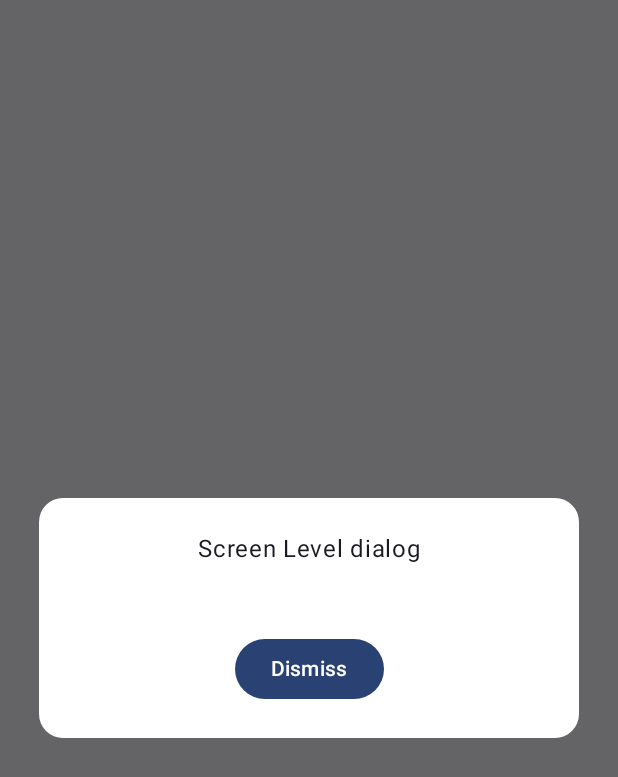
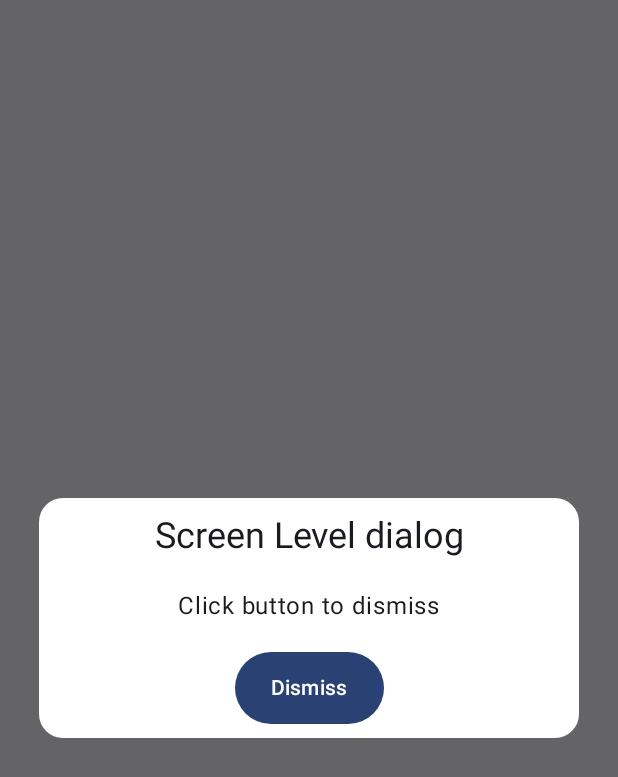
Before and after one commit to Triophore/DialogExample, an Android app built with Jetpack Compose: the screen it shows after launch (MainActivity), after a tap on "Screen Level dialog", on a phone screen of 412 x 824 dp. Shown: the top 777 px of the screen. Run offline under Robolectric (Android 15) with nearby library versions, the phone set to English and light mode, and no system bars.

Commit message:
Feat: Improve dialog UI and add preview
This commit improves the UI of the dialogs and adds a preview for the custom dialog.

- Updates the `Screen` composable to include a title and instructions within the dialog.
- Adjusts the layout of the `CustomDialog` for better presentation.
- Adds a preview function for the `CustomDialog` to facilitate development and testing.

```diff
--- a/app/src/main/java/com/example/dialogexample/ui/screens/Screen.kt
+++ b/app/src/main/java/com/example/dialogexample/ui/screens/Screen.kt
@@ -5,7 +5,9 @@ import androidx.compose.foundation.layout.Arrangement
 import androidx.compose.foundation.layout.Column
 import androidx.compose.foundation.layout.Spacer
 import androidx.compose.foundation.layout.fillMaxSize
+import androidx.compose.foundation.layout.fillMaxWidth
 import androidx.compose.foundation.layout.height
+import androidx.compose.foundation.layout.padding
 import androidx.compose.foundation.layout.width
 import androidx.compose.material3.Button
 import androidx.compose.material3.MaterialTheme
@@ -18,6 +20,7 @@ import androidx.compose.runtime.setValue
 import androidx.compose.ui.Alignment
 import androidx.compose.ui.Modifier
 import androidx.compose.ui.graphics.Color
+import androidx.compose.ui.text.style.TextAlign
 import androidx.compose.ui.tooling.preview.Preview
 import androidx.compose.ui.unit.dp
 import androidx.compose.ui.window.Dialog
@@ -55,8 +58,14 @@ fun Screen(modifier: Modifier = Modifier, onButtonClick: () -> Unit) {
                     verticalArrangement = Arrangement.SpaceAround,
                     horizontalAlignment = Alignment.CenterHorizontally
                 ) {
-                    Text("Screen Level dialog")
+                    Text(
+                        text = "Screen Level dialog",
+                        style = MaterialTheme.typography.headlineSmall,
+                        textAlign = TextAlign.Center,
+                        modifier = Modifier.fillMaxWidth())
+                    Text("Click button to dismiss")
                     Button(
+                        modifier = Modifier.height(48.dp),
                         onClick = {
                             showDialog = false
                             // Handle button click
```
Also changed, not shown: app/src/main/java/com/example/dialogexample/ui/composables/CustomDialog.kt (+15 -2 lines).
